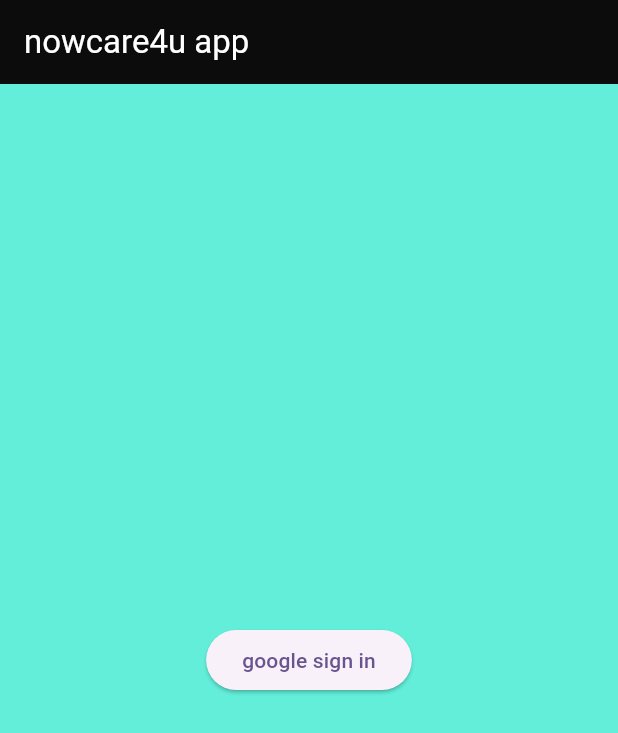
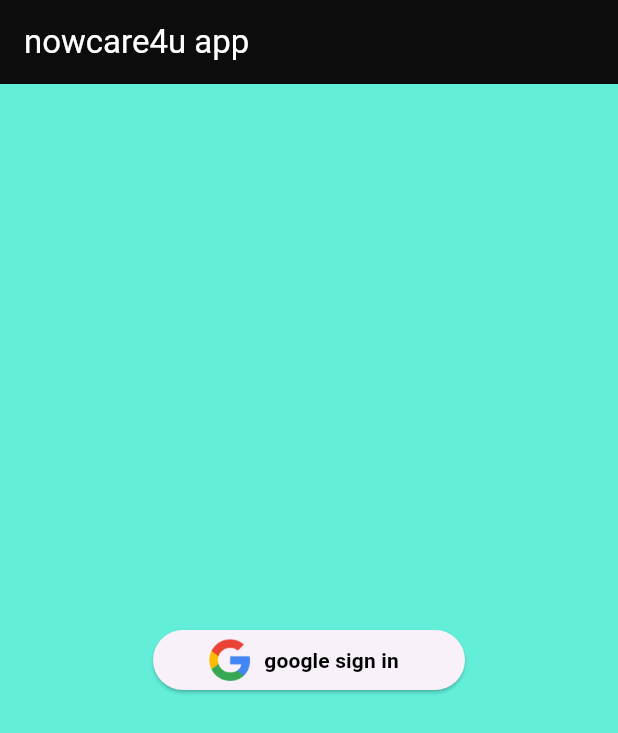
Before and after one commit to joysarkar18/asssignment-nowcare4u, a Flutter app: the screen it shows after launch, on a phone screen of 412 x 824 dp. Shown: the top 733 px of the screen. Run offline on Flutter 3.47's test engine with Material 3 defaults, Android fonts, the phone set to English and light mode, and no system bars; our stand-ins replace firebase_auth, firebase_core, google_sign_in, lottie; accounts and stored records are empty.

Commit message:
some ui update

```diff
--- a/lib/auth/screens/sign_up_screen.dart
+++ b/lib/auth/screens/sign_up_screen.dart
@@ -58,7 +58,29 @@ class _SignupScreenState extends State<SignupScreen> {
                   );
                 }
               },
-              child: Text("google sign in"))),
+              child: SizedBox(
+                width: 160,
+                child: Row(
+                  mainAxisAlignment: MainAxisAlignment.center,
+                  children: [
+                    Image.asset(
+                      "assets/google-logo-9827.png",
+                      height: 30,
+                      width: 30,
+                    ),
+                    const Padding(
+                      padding: EdgeInsets.all(8.0),
+                      child: Text(
+                        "google sign in",
+                        style: TextStyle(
+                            color: Colors.black,
+                            fontSize: 14,
+                            fontWeight: FontWeight.w600),
+                      ),
+                    ),
+                  ],
+                ),
+              ))),
     );
   }
 }
```
Also changed, not shown: assets/google-logo-9827.png (added).
